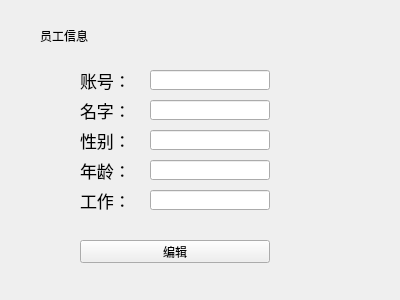
Before: the Qt Designer form registrationinfo.ui in kangwenyun/batch_acquisition_system_qt_before, drawn with Qt 5.
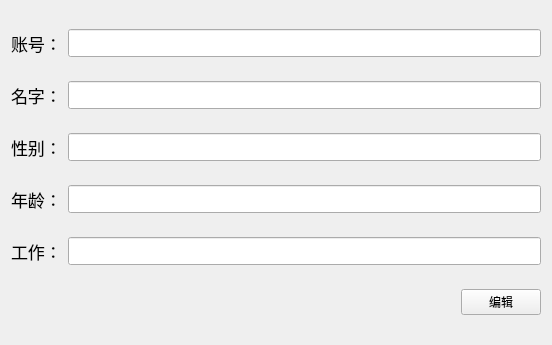
After: the same form once the commit is applied.

```diff
--- a/registrationinfo.ui
+++ b/registrationinfo.ui
@@ -6,35 +6,24 @@
    <rect>
     <x>0</x>
     <y>0</y>
-    <width>400</width>
-    <height>300</height>
+    <width>552</width>
+    <height>345</height>
    </rect>
   </property>
+  <property name="maximumSize">
+   <size>
+    <width>1000</width>
+    <height>1000</height>
+   </size>
+  </property>
   <property name="windowTitle">
    <string>Form</string>
   </property>
-  <widget class="QLabel" name="info_label">
-   <property name="geometry">
-    <rect>
-     <x>40</x>
-     <y>30</y>
-     <width>54</width>
-     <height>12</height>
-    </rect>
-   </property>
-   <property name="text">
-    <string>员工信息</string>
-   </property>
-  </widget>
+  <layout class="QVBoxLayout" name="verticalLayout">
+   <item>
+    <layout class="QHBoxLayout" name="horizontalLayout">
+     <item>
   <widget class="QLabel" name="userid_label">
-   <property name="geometry">
-    <rect>
-     <x>80</x>
-     <y>70</y>
-     <width>45</width>
-     <height>20</height>
-    </rect>
-   </property>
    <property name="font">
     <font>
      <pointsize>13</pointsize>
@@ -44,15 +33,25 @@
     <string>账号：</string>
    </property>
   </widget>
+     </item>
+     <item>
+      <widget class="QLineEdit" name="userid_edit">
+       <property name="font">
+        <font>
+         <pointsize>13</pointsize>
+        </font>
+       </property>
+       <property name="styleSheet">
+        <string notr="true">border-color: rgba(255, 255, 255, 0);</string>
+       </property>
+      </widget>
+     </item>
+    </layout>
+   </item>
+   <item>
+    <layout class="QHBoxLayout" name="horizontalLayout_2">
+     <item>
   <widget class="QLabel" name="username_label">
-   <property name="geometry">
-    <rect>
-     <x>80</x>
-     <y>100</y>
-     <width>45</width>
-     <height>20</height>
-    </rect>
-   </property>
    <property name="font">
     <font>
      <pointsize>13</pointsize>
@@ -62,15 +61,22 @@
     <string>名字：</string>
    </property>
   </widget>
+     </item>
+     <item>
+      <widget class="QLineEdit" name="username_edit">
+       <property name="font">
+        <font>
+         <pointsize>13</pointsize>
+        </font>
+       </property>
+      </widget>
+     </item>
+    </layout>
+   </item>
+   <item>
+    <layout class="QHBoxLayout" name="horizontalLayout_3">
+     <item>
   <widget class="QLabel" name="sex_label">
-   <property name="geometry">
-    <rect>
-     <x>80</x>
-     <y>130</y>
-     <width>45</width>
-     <height>20</height>
-    </rect>
-   </property>
    <property name="font">
     <font>
      <pointsize>13</pointsize>
@@ -80,15 +86,22 @@
     <string>性别：</string>
    </property>
   </widget>
+     </item>
+     <item>
+      <widget class="QLineEdit" name="sex_edit">
+       <property name="font">
+        <font>
+         <pointsize>13</pointsize>
+        </font>
+       </property>
+      </widget>
+     </item>
+    </layout>
+   </item>
+   <item>
+    <layout class="QHBoxLayout" name="horizontalLayout_4">
+     <item>
   <widget class="QLabel" name="age_label">
-   <property name="geometry">
-    <rect>
-     <x>80</x>
-     <y>160</y>
-     <width>45</width>
-     <height>20</height>
-    </rect>
-   </property>
    <property name="font">
     <font>
      <pointsize>13</pointsize>
@@ -98,15 +111,22 @@
     <string>年龄：</string>
    </property>
   </widget>
+     </item>
+     <item>
+      <widget class="QLineEdit" name="age_edit">
+       <property name="font">
+        <font>
+         <pointsize>13</pointsize>
+        </font>
+       </property>
+      </widget>
+     </item>
+    </layout>
+   </item>
+   <item>
+    <layout class="QHBoxLayout" name="horizontalLayout_5">
+     <item>
   <widget class="QLabel" name="job_label">
-   <property name="geometry">
-    <rect>
-     <x>80</x>
-     <y>190</y>
-     <width>45</width>
-     <height>20</height>
-    </rect>
-   </property>
    <property name="font">
     <font>
      <pointsize>13</pointsize>
@@ -116,97 +136,43 @@
     <string>工作：</string>
    </property>
   </widget>
-  <widget class="QLineEdit" name="userid_edit">
-   <property name="geometry">
-    <rect>
-     <x>150</x>
-     <y>70</y>
-     <width>120</width>
-     <height>20</height>
-    </rect>
-   </property>
-   <property name="font">
-    <font>
-     <pointsize>13</pointsize>
-    </font>
-   </property>
-   <property name="styleSheet">
-    <string notr="true">border-color: rgba(255, 255, 255, 0);</string>
-   </property>
-  </widget>
-  <widget class="QLineEdit" name="username_edit">
-   <property name="geometry">
-    <rect>
-     <x>150</x>
-     <y>100</y>
-     <width>120</width>
-     <height>20</height>
-    </rect>
-   </property>
-   <property name="font">
-    <font>
-     <pointsize>13</pointsize>
-    </font>
-   </property>
-  </widget>
-  <widget class="QLineEdit" name="sex_edit">
-   <property name="geometry">
-    <rect>
-     <x>150</x>
-     <y>130</y>
-     <width>120</width>
-     <height>20</height>
-    </rect>
-   </property>
-   <property name="font">
-    <font>
-     <pointsize>13</pointsize>
-    </font>
-   </property>
-  </widget>
-  <widget class="QLineEdit" name="age_edit">
-   <property name="geometry">
-    <rect>
-     <x>150</x>
-     <y>160</y>
-     <width>120</width>
-     <height>20</height>
-    </rect>
-   </property>
-   <property name="font">
-    <font>
-     <pointsize>13</pointsize>
-    </font>
-   </property>
-  </widget>
+     </item>
+     <item>
   <widget class="QLineEdit" name="job_edit">
-   <property name="geometry">
-    <rect>
-     <x>150</x>
-     <y>190</y>
-     <width>120</width>
-     <height>20</height>
-    </rect>
-   </property>
    <property name="font">
     <font>
      <pointsize>13</pointsize>
     </font>
    </property>
   </widget>
+     </item>
+    </layout>
+   </item>
+   <item>
+    <layout class="QHBoxLayout" name="horizontalLayout_6">
+     <item>
+      <spacer name="horizontalSpacer">
+       <property name="orientation">
+        <enum>Qt::Horizontal</enum>
+       </property>
+       <property name="sizeHint" stdset="0">
+        <size>
+         <width>40</width>
+         <height>20</height>
+        </size>
+       </property>
+      </spacer>
+     </item>
+     <item>
   <widget class="QPushButton" name="edit_ok_button">
-   <property name="geometry">
-    <rect>
-     <x>80</x>
-     <y>240</y>
-     <width>190</width>
-     <height>23</height>
-    </rect>
-   </property>
    <property name="text">
     <string>编辑</string>
    </property>
   </widget>
+     </item>
+    </layout>
+   </item>
+  </layout>
  </widget>
  <resources/>
  <connections/>
```
Lines whose indentation alone changed are shown as unchanged.
